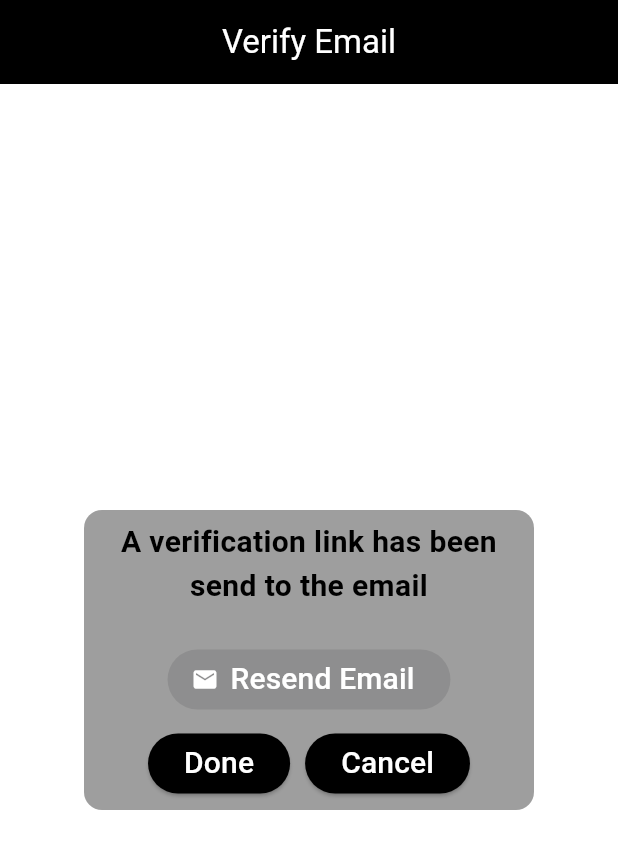
After one commit to DINESH-JUMANI/Stockphoria, a Flutter app: the VerifyEmailScreen screen opened directly, on a phone screen of 412 x 824 dp. The commit adds this screen. Shown: the top 849 px of the screen. Run offline on Flutter 3.47's test engine with Material 3 defaults, Android fonts, the phone set to English and light mode, and no system bars; our stand-ins replace cloud_firestore, firebase_auth, firebase_core; accounts and stored records are empty.

Commit message:
Added email verification page

```diff
--- a/stock_app/lib/screens/registartion_screen.dart
+++ b/stock_app/lib/screens/registartion_screen.dart
@@ -2,6 +2,7 @@ import 'package:cloud_firestore/cloud_firestore.dart';
 import 'package:flutter/material.dart';
 import 'package:stock_app/screens/login_screen.dart';
 import 'package:firebase_auth/firebase_auth.dart';
+import 'package:stock_app/screens/verify_email.dart';
 
 final _firebase = FirebaseAuth.instance;
 
@@ -45,15 +46,14 @@ class _RegistrationScreenState extends State<RegistrationScreen> {
       );
       return;
     }
-    ScaffoldMessenger.of(context).clearSnackBars();
     ScaffoldMessenger.of(context).showSnackBar(
       const SnackBar(
-        content: Text('Registered Successfully'),
+        content: Text('Please verify email'),
       ),
     );
     Navigator.of(context).pushReplacement(
       MaterialPageRoute(
-        builder: (ctx) => const LoginScreen(),
+        builder: (ctx) => const VerifyEmailScreen(),
       ),
     );
   }
--- /dev/null
+++ b/stock_app/lib/screens/verify_email.dart
@@ -0,0 +1,180 @@
+import 'dart:async';
+import 'package:firebase_auth/firebase_auth.dart';
+import 'package:flutter/material.dart';
+import 'package:stock_app/screens/login_screen.dart';
+
+class VerifyEmailScreen extends StatefulWidget {
+  const VerifyEmailScreen({Key? key}) : super(key: key);
+
+  @override
+  State<VerifyEmailScreen> createState() {
+    return _VerifyEmailScreenState();
+  }
+}
+
+class _VerifyEmailScreenState extends State<VerifyEmailScreen> {
+  bool isEmailVerified = false;
+  Timer? timer;
+  bool canResendEmail = false;
+
+  @override
+  void initState() {
+    super.initState();
+
+    isEmailVerified = FirebaseAuth.instance.currentUser!.emailVerified;
+
+    if (!isEmailVerified) {
+      sendVerificationEmail();
+
+      timer = Timer.periodic(
+        const Duration(seconds: 5),
+        (_) => checkEmailVerified(),
+      );
+    }
+  }
+
+  @override
+  void dispose() {
+    timer?.cancel();
+    super.dispose();
+  }
+
+  Future checkEmailVerified() async {
+    await FirebaseAuth.instance.currentUser!.reload();
+    setState(() {
+      isEmailVerified = FirebaseAuth.instance.currentUser!.emailVerified;
+    });
+
+    if (isEmailVerified) timer?.cancel();
+  }
+
+  Future sendVerificationEmail() async {
+    try {
+      final user = FirebaseAuth.instance.currentUser!;
+      await user.sendEmailVerification();
+      setState(() => canResendEmail = false);
+      await Future.delayed(const Duration(seconds: 5));
+      setState(() => canResendEmail = true);
+    } catch (e) {
+      print(e);
+    }
+  }
+
+  void cancelButton() {
+    final user = FirebaseAuth.instance.currentUser!;
+    user.delete();
+    Navigator.of(context).pushReplacement(
+      MaterialPageRoute(
+        builder: (ctx) => const LoginScreen(),
+      ),
+    );
+
+    ScaffoldMessenger.of(context).showSnackBar(
+      const SnackBar(
+        content: Text('Registration Failed'),
+      ),
+    );
+  }
+
+  void doneButton() {
+    if (isEmailVerified) {
+      ScaffoldMessenger.of(context).showSnackBar(
+        const SnackBar(
+          content: Text('Registered Succcessfuly'),
+        ),
+      );
+    } else {
+      final user = FirebaseAuth.instance.currentUser!;
+      user.delete();
+      ScaffoldMessenger.of(context).showSnackBar(
+        const SnackBar(
+          content: Text('Did not registered.Please register again'),
+        ),
+      );
+    }
+    Navigator.of(context).pushReplacement(
+      MaterialPageRoute(
+        builder: (ctx) => const LoginScreen(),
+      ),
+    );
+  }
+
+  @override
+  Widget build(BuildContext context) {
+    return Scaffold(
+      appBar: AppBar(
+        title: const Text(
+          'Verify Email',
+          style: TextStyle(color: Colors.white),
+        ),
+        centerTitle: true,
+        backgroundColor: Colors.black,
+      ),
+      body: Container(
+        alignment: Alignment.center,
+        height: double.infinity,
+        width: double.infinity,
+        color: Colors.white,
+        child: Container(
+          height: 200,
+          width: 300,
+          decoration: BoxDecoration(
+              color: Colors.grey, borderRadius: BorderRadius.circular(12)),
+          child: Column(
+            mainAxisAlignment: MainAxisAlignment.center,
+            children: [
+              const Text(
+                'A verification link has been send to the email',
+                style: TextStyle(
+                  fontSize: 20,
+                  color: Colors.black,
+                  fontWeight: FontWeight.bold,
+                ),
+                textAlign: TextAlign.center,
+              ),
+              const SizedBox(height: 24),
+              ElevatedButton.icon(
+                style: ElevatedButton.styleFrom(
+                    maximumSize: const Size.fromHeight(50),
+                    backgroundColor: Colors.black),
+                icon: const Icon(
+                  Icons.email,
+                  color: Colors.white,
+                ),
+                label: const Text('Resend Email',
+                    style: TextStyle(fontSize: 20, color: Colors.white)),
+                onPressed: canResendEmail ? sendVerificationEmail : null,
+              ),
+              const SizedBox(height: 8),
+              Row(
+                mainAxisAlignment: MainAxisAlignment.center,
+                crossAxisAlignment: CrossAxisAlignment.center,
+                children: [
+                  ElevatedButton(
+                    style:
+                        ElevatedButton.styleFrom(backgroundColor: Colors.black),
+                    onPressed: () => doneButton(),
+                    child: const Text(
+                      'Done',
+                      style: TextStyle(fontSize: 20, color: Colors.white),
+                    ),
+                  ),
+                  const SizedBox(width: 10),
+                  ElevatedButton(
+                    style:
+                        ElevatedButton.styleFrom(backgroundColor: Colors.black),
+                    onPressed: () => cancelButton(),
+                    child: const Text(
+                      'Cancel',
+                      style: TextStyle(fontSize: 20, color: Colors.white),
+                    ),
+                  )
+                ],
+              )
+            ],
+          ),
+        ),
+      ),
+    );
+  }
+}
```
Also changed, not shown: stock_app/lib/main.dart (+17 -2 lines).
